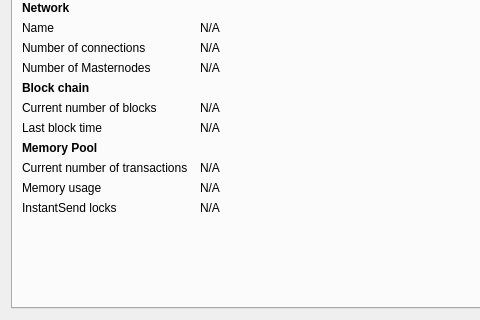
Old version of the form src/qt/forms/debugwindow.ui in the repository theRealDijida/PAC; both pictures show x 0 to 480 and y 165 to 485 of the 769 by 485 pixel window.
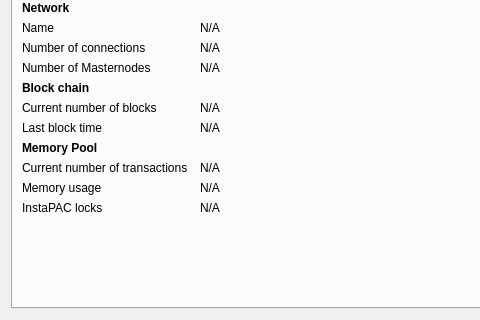
New version of the form. Icons and pictures are not drawn. Custom widgets are drawn as their Qt base class.

Diff of the .ui file:
```diff
--- a/src/qt/forms/debugwindow.ui
+++ b/src/qt/forms/debugwindow.ui
@@ -411,7 +411,7 @@
        <item row="16" column="0">
         <widget class="QLabel" name="labelInstantSendLockCount">
          <property name="text">
-          <string>InstantSend locks</string>
+          <string>InstaPAC locks</string>
          </property>
         </widget>
        </item>
```
Left out of the diff: 2 changed lines with no effect on the pictures.
